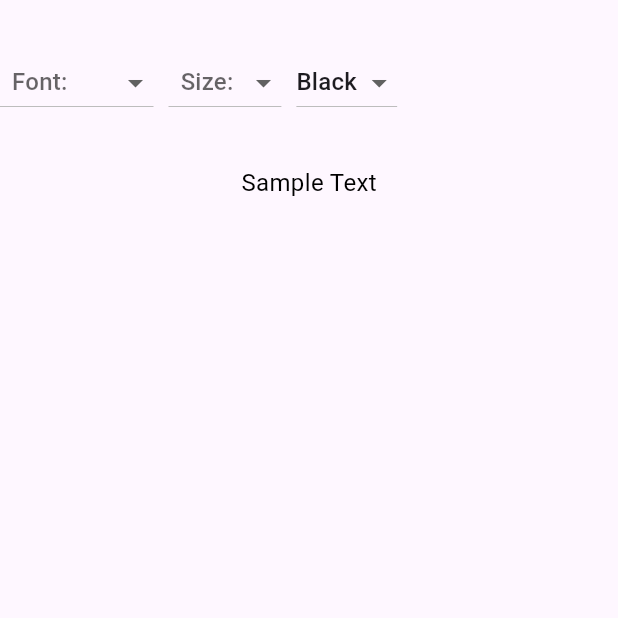
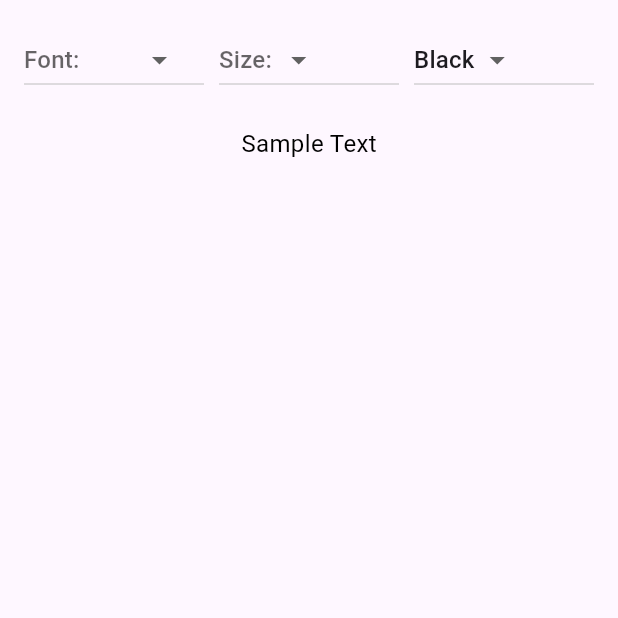
Before and after one commit to abhishtshankar/gmail_ui, a Flutter app: the DefaultText screen opened directly, on a phone screen of 412 x 824 dp, the top half of it. Run offline on Flutter 3.47's test engine with Material 2 defaults, Android fonts, the phone set to English and light mode, and no system bars; our stand-ins replace flutter_colorpicker, google_fonts.

Commit message:
Second Commit

```diff
--- a/lib/default_text_screen.dart
+++ b/lib/default_text_screen.dart
@@ -20,17 +20,15 @@ class _DefaultTextState extends State<DefaultText> {
   Widget build(BuildContext context) {
     return Scaffold(
       body: Container(
+        padding: EdgeInsets.all(16.0),
         child: Column(
           children: [
-            Center(
-              child: Row(
-                children: [
-                  SizedBox(height: 110,),
-                  DropdownButton<String>(
-                    hint: Padding(
-                      padding: const EdgeInsets.all(8.0),
-                      child: Text("Font:"),
-                    ),
+            Row(
+              mainAxisAlignment: MainAxisAlignment.center,
+              children: [
+                Expanded(
+                  child: DropdownButton<String>(
+                    hint: Text("Font:"),
                     value: selectedFont,
                     items: fontNames.map((String fontName) {
                       return DropdownMenuItem<String>(
@@ -44,12 +42,11 @@ class _DefaultTextState extends State<DefaultText> {
                       });
                     },
                   ),
-                  SizedBox(width: 10),
-                  DropdownButton<String>(
-                    hint: Padding(
-                      padding: const EdgeInsets.all(8.0),
-                      child: Text("Size:"),
-                    ),
+                ),
+                SizedBox(width: 10),
+                Expanded(
+                  child: DropdownButton<String>(
+                    hint: Text("Size:"),
                     value: selectedSize,
                     items: textSizes.map((String size) {
                       return DropdownMenuItem<String>(
@@ -65,14 +62,16 @@ class _DefaultTextState extends State<DefaultText> {
                         } else if (selectedSize == 'Huge') {
                           textSize = 24.0;
                         } else {
-                          textSize = 16.0;
+                          textSize = 18.0;
                         }
                       });
                     },
                   ),
-                  SizedBox(width: 10),
-                  DropdownButton<Color>(
-                    hint: Text("A"),
+                ),
+                SizedBox(width: 10),
+                Expanded(
+                  child: DropdownButton<Color>(
+                    hint: Text("Color:"),
                     value: textColor,
                     items: [
                       DropdownMenuItem(
@@ -99,9 +98,10 @@ class _DefaultTextState extends State<DefaultText> {
                       });
                     },
                   ),
-                ],
-              ),
+                ),
+              ],
             ),
+            SizedBox(height: 20),
             Text(
               "Sample Text",
               style: selectedFont != null
```
Also changed, not shown: lib/gerenal_tab.dart (+57 -16 lines), lib/language_phone_screen.dart (+10 -6 lines), lib/stars_screen.dart (+9 -12 lines).
